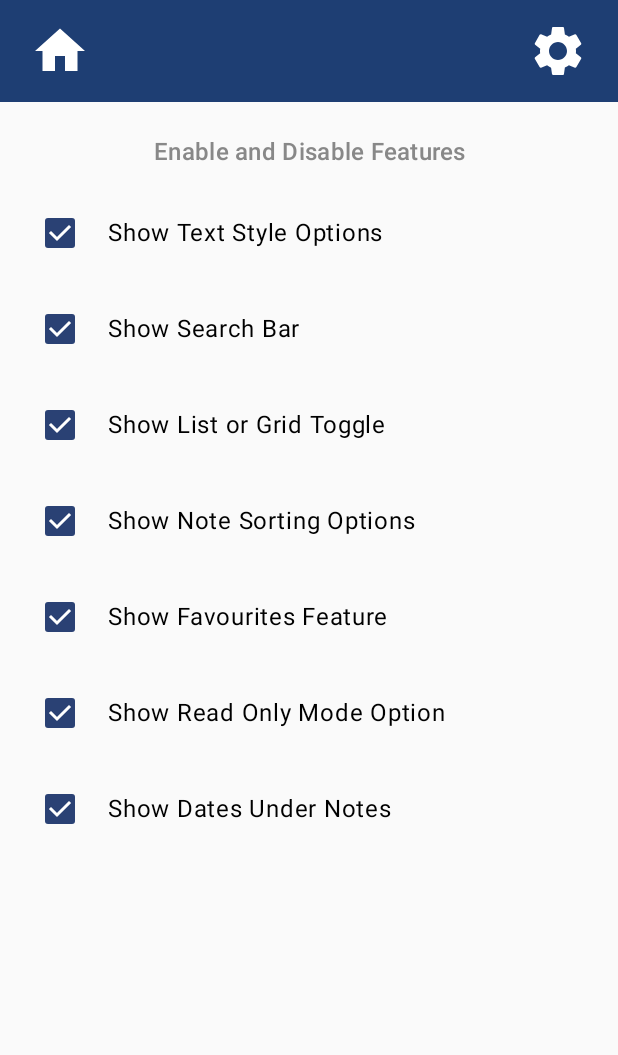
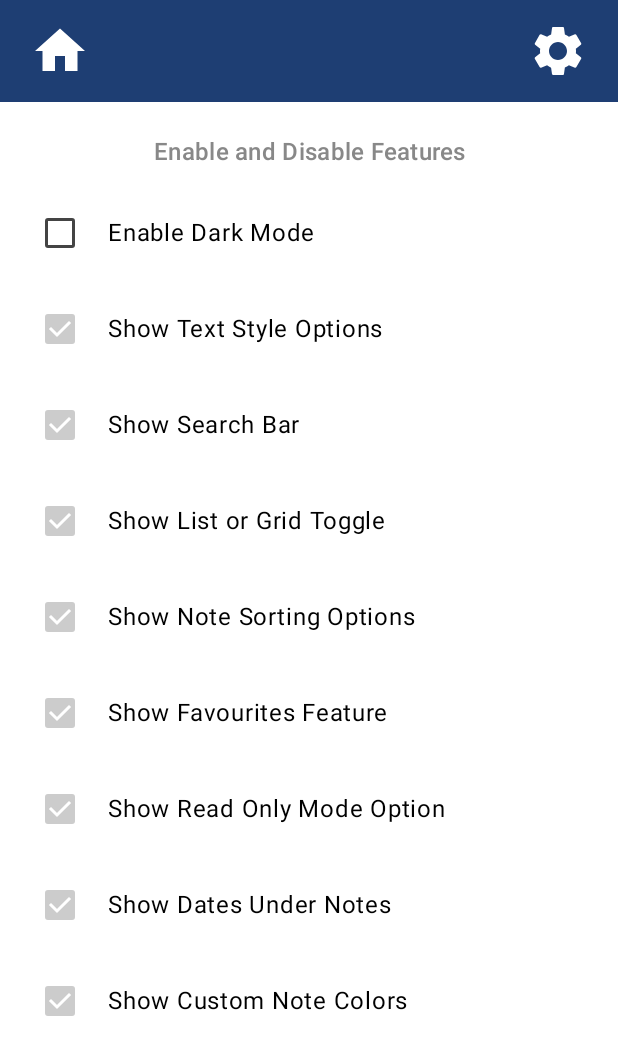
Before and after one commit to Axebow2/NoteTakingApp, an Android app built with Jetpack Compose: the EditNotePage screen opened through its navigation route, after a tap on "Settings", on a phone screen of 412 x 824 dp. Shown: the top 1055 px of the screen. Run offline under Robolectric (Android 15) with nearby library versions, the phone set to English and light mode, and no system bars; libraries missing offline, so code that uses them is left out: com.mohamedrejeb.richeditor; 5 statements that could not run were skipped.

Commit message:
Mainly visual changes added today, implemented the color changing features for user's notes and implemented a dark mode. Dark mode was specifically hard to implement as almost every header, background and function needed to be altered. But it is all implemented now, next session will be entirely about visual changes and quality of life updates

```diff
--- a/app/src/main/java/com/example/notetakingapp/MainActivity.kt
+++ b/app/src/main/java/com/example/notetakingapp/MainActivity.kt
@@ -60,11 +60,13 @@ import androidx.compose.foundation.lazy.grid.items
 import androidx.compose.foundation.shape.RoundedCornerShape
 import androidx.compose.foundation.text.BasicTextField
 import androidx.compose.material.icons.filled.ArrowCircleDown
+import androidx.compose.material.icons.filled.Palette
 import androidx.compose.material.icons.filled.Star
 import androidx.compose.material.icons.filled.StarBorder
 import androidx.compose.material3.TextFieldDefaults
 import androidx.compose.ui.text.TextStyle
 import androidx.compose.ui.text.style.TextAlign
+import com.example.notetakingapp.ui.theme.noteColors
 import java.text.SimpleDateFormat
 import java.time.LocalDate
 import java.time.format.DateTimeFormatter
@@ -80,7 +82,8 @@ data class Note(
     var title: String = "",
     var content: String = "",
     val createdDate: Long = System.currentTimeMillis(),
-    var isFavourite: Boolean = false
+    var isFavourite: Boolean = false,
+    var colorIndex: Int = 0
 )
 
 // Data class for user settings
@@ -88,13 +91,15 @@ data class Note(
 data class Settings(
     val viewMode: String = "LIST",
     val sortBy: String = "ALPHABET",
+    val darkMode: Boolean = false,
     val textStyleVisible: Boolean = true,
     val searchBarVisible: Boolean = true,
     val viewToggleVisible: Boolean = true,
     val sortByVisible: Boolean = true,
     val favouritesVisible: Boolean = true,
     val readOnlyVisible: Boolean = true,
-    val dateVisible: Boolean = true
+    val dateVisible: Boolean = true,
+    val colorVisible: Boolean = true
 )
 
 enum class ViewMode { LIST, GRID }
@@ -231,12 +236,13 @@ fun AppNavigation() {
 
 // Header for all pages
 @Composable
-fun Header(navController: NavController) {
+fun Header(navController: NavController, viewModel: NotesViewModel) {
+    val settings by viewModel.settings.collectAsState()
     Row(
         modifier = Modifier
             .fillMaxWidth()
             .height(68.dp)
-            .background(Color(0xFF1e3e73))
+            .background(if (settings.darkMode){Color(0xFF2F2F2F)} else {Color(0xFF1e3e73) })
             .padding(horizontal = 16.dp),
         verticalAlignment = Alignment.CenterVertically,
         horizontalArrangement = Arrangement.SpaceBetween
@@ -274,10 +280,9 @@ fun HomeSubHeader(
         onToggleSort: () -> Unit,
         searchQuery: String,
         onSearchQueryChange: (String) -> Unit,
-        isSearchVisible: Boolean,
-        isViewToggleVisible: Boolean,
-        isSortByVisible: Boolean
+        viewModel: NotesViewModel
     ) {
+    val settings by viewModel.settings.collectAsState()
     Box(
         modifier = Modifier
             .fillMaxWidth()
@@ -289,12 +294,12 @@ fun HomeSubHeader(
         Row(
             modifier = Modifier
                 .fillMaxSize()
-                .background(Color(0xFF435f8c))
+                .background(if (settings.darkMode){Color(0xFF494A4A)} else {Color(0xFF435f8c) })
                 .padding(horizontal = 16.dp),
             verticalAlignment = Alignment.CenterVertically
         ) {
             // Custom search bar
-            if (isSearchVisible) {
+            if (settings.searchBarVisible) {
             CustomSearchBar(
                 value = searchQuery,
                 onValueChange = onSearchQueryChange,
@@ -305,7 +310,7 @@ fun HomeSubHeader(
             }
 
             // Sort toggle button
-            if (isSortByVisible) {
+            if (settings.sortByVisible) {
             IconButton(onClick = onToggleSort) {
                 Icon(
                     imageVector = Icons.Default.ArrowCircleDown,
@@ -319,7 +324,7 @@ fun HomeSubHeader(
             Spacer(Modifier.width(8.dp))
 
             // Toggle view button
-            if (isViewToggleVisible) {
+            if (settings.viewToggleVisible) {
             IconButton(onClick = onToggleView) {
                 Icon(
                     imageVector = if (viewMode == ViewMode.LIST) Icons.Filled.Menu else Icons.Filled.GridView,
@@ -393,8 +398,10 @@ fun CustomSearchBar(
 fun SettingItem(
     title: String,
     checked: Boolean,
-    onCheckedChange: (Boolean) -> Unit
+    onCheckedChange: (Boolean) -> Unit,
+    viewModel: NotesViewModel
 ) {
+    val settings by viewModel.settings.collectAsState()
     Row(
         modifier = Modifier
             .fillMaxWidth()
@@ -404,10 +411,18 @@ fun SettingItem(
     ) {
         Checkbox(
             checked = checked,
-            onCheckedChange = onCheckedChange
+            onCheckedChange = onCheckedChange,
+            colors = CheckboxDefaults.colors(
+                checkmarkColor = Color.White,
+                uncheckedColor = if (settings.darkMode){Color.LightGray} else {Color.DarkGray },
+                checkedColor = if (settings.darkMode){Color.DarkGray} else {Color.LightGray }
+            )
         )
         Spacer(modifier = Modifier.width(8.dp))
-        Text(text = title, style = MaterialTheme.typography.bodyLarge)
+        Text(
+            text = title,
+            style = MaterialTheme.typography.bodyLarge,
+            color = if (settings.darkMode){Color.White} else {Color.Black })
     }
 }
 
@@ -421,10 +436,11 @@ fun NoteCard(note: Note, settings: Settings, onClick: () -> Unit, onFavouriteCli
     val cardBackgroundColor = if (note.isFavourite && settings.favouritesVisible) {
         Color(0xFFffce04) // Golden colour for favourite
     } else {
-        Color(0xFFDCDCDC) // Default light grey
+        if (settings.colorVisible) {
+        noteColors.getOrElse(note.colorIndex) { noteColors[0] }
+        }
+        else {Color(0xFFDCDCDC)}
     }
-
-
 
     Card(
         colors = CardDefaults.cardColors(containerColor = cardBackgroundColor),
@@ -439,12 +455,12 @@ fun NoteCard(note: Note, settings: Settings, onClick: () -> Unit, onFavouriteCli
             if (settings.favouritesVisible) {
                 IconButton(
                     onClick = { onFavouriteClick(note) },
-                    modifier = Modifier.padding(end = 8.dp) // Minimal padding to the right of the icon
+                    modifier = Modifier.padding(end = 8.dp)
                 ) {
                     Icon(
                         imageVector = Icons.Filled.Star,
                         contentDescription = "Favourite",
-                        tint = if (note.isFavourite) Color(0xFFf3a50c) else Color.Gray,
+                        tint = if (note.isFavourite) Color(0xFFf3a50c) else if (settings.darkMode){Color.DarkGray} else {Color.Gray },
                         modifier = Modifier.width(45.dp).height(45.dp)
                     )
                 }
@@ -469,13 +485,15 @@ fun NoteCard(note: Note, settings: Settings, onClick: () -> Unit, onFavouriteCli
 @Composable
 fun NoteSubHeader(
     onDeleteClick: (() -> Unit)? = null,
-    textStyleVisible: Boolean
+    onColorCycle: (() -> Unit)? = null,
+    viewModel: NotesViewModel
 ) {
+    val settings by viewModel.settings.collectAsState()
     Box(
         modifier = Modifier
             .fillMaxWidth()
             .height(56.dp)
-            .background(Color(0xFF435f8c)),
+            .background(if (settings.darkMode){Color(0xFF494A4A)} else {Color(0xFF435f8c) }),
         contentAlignment = Alignment.CenterStart
     ) {
         Row(
@@ -485,6 +503,18 @@ fun NoteSubHeader(
             verticalAlignment = Alignment.CenterVertically,
             horizontalArrangement = Arrangement.End
         ) {
+            // Cycle Color Button
+            if (settings.colorVisible) {
+                if (onColorCycle != null) {
+                    IconButton(onClick = onColorCycle) {
+                        Icon(
+                            imageVector = Icons.Default.Palette,
+                            contentDescription = "Cycle Color",
+                            tint = Color.White
+                        )
+                    }
+                }
+            }
 
 
             // Delete button (if available)
@@ -525,7 +555,7 @@ fun HomePage(navController: NavController, viewModel: NotesViewModel) {
     Scaffold(
         topBar = {
             Column {
-                Header(navController)
+                Header(navController, viewModel)
                 HomeSubHeader(
                     viewMode = ViewMode.valueOf(settings.viewMode),
                     onToggleView = { viewModel.toggleViewMode() },
@@ -533,16 +563,17 @@ fun HomePage(navController: NavController, viewModel: NotesViewModel) {
                     onToggleSort = { viewModel.toggleSortMode() },
                     searchQuery = searchQuery,
                     onSearchQueryChange = { searchQuery = it },
-                    isSearchVisible = settings.searchBarVisible,
-                    isViewToggleVisible = settings.viewToggleVisible,
-                    isSortByVisible = settings.sortByVisible
+                    viewModel = viewModel
                 )
             }
         },
         content = { paddingValues ->
             Column(modifier = Modifier
                 .padding(paddingValues)
-                .fillMaxSize()) {
+                .fillMaxSize()
+                .background(if (settings.darkMode){Color(0xFF737373)} else {Color(0xFFFFFFFF) }))
+            {
+
 
                 Button(
                     onClick = { navController.navigate("create_note_screen") },
@@ -591,9 +622,9 @@ fun SettingsPage(navController: NavController, viewModel: NotesViewModel) {
     val settings by viewModel.settings.collectAsState()
 
 
-    Column(modifier = Modifier.fillMaxSize()) {
+    Column(modifier = Modifier.fillMaxSize().background(if (settings.darkMode){Color(0xFF737373)} else {Color(0xFFFFFFFF) })) {
         // Header
-        Header(navController)
+        Header(navController, viewModel)
 
         Column(
             modifier = Modifier
@@ -603,7 +634,7 @@ fun SettingsPage(navController: NavController, viewModel: NotesViewModel) {
             Text(
                 text = "Enable and Disable Features",
                 style = MaterialTheme.typography.titleMedium,
-                color = Color.Gray,
+                color = if(settings.darkMode){Color.White}else{Color.Gray},
                 modifier = Modifier
                     .fillMaxWidth()
                     .padding(top = 5.dp,bottom = 10.dp)
@@ -613,11 +644,21 @@ fun SettingsPage(navController: NavController, viewModel: NotesViewModel) {
 
             // Checklist of settings
             SettingItem(
+                title = "Enable Dark Mode",
+                checked = settings.darkMode,
+                onCheckedChange = { newValue ->
+                    viewModel.updateSettings { it.copy(darkMode = newValue) }
+                },
+                viewModel = viewModel
+            )
+
+            SettingItem(
                 title = "Show Text Style Options",
                 checked = settings.textStyleVisible,
                 onCheckedChange = { newValue ->
                     viewModel.updateSettings { it.copy(textStyleVisible = newValue) }
-                }
+                },
+                viewModel = viewModel
             )
 
             SettingItem(
@@ -625,7 +666,8 @@ fun SettingsPage(navController: NavController, viewModel: NotesViewModel) {
                 checked = settings.searchBarVisible,
                 onCheckedChange = { newValue ->
                     viewModel.updateSettings { it.copy(searchBarVisible = newValue) }
-                }
+                },
+                viewModel = viewModel
             )
 
             SettingItem(
@@ -633,7 +675,8 @@ fun SettingsPage(navController: NavController, viewModel: NotesViewModel) {
                 checked = settings.viewToggleVisible,
                 onCheckedChange = { newValue ->
                     viewModel.updateSettings { it.copy(viewToggleVisible = newValue) }
-                }
+                },
+                viewModel = viewModel
             )
 
             SettingItem(
@@ -641,7 +684,8 @@ fun SettingsPage(navController: NavController, viewModel: NotesViewModel) {
                 checked = settings.sortByVisible,
                 onCheckedChange = { newValue ->
                     viewModel.updateSettings { it.copy(sortByVisible = newValue) }
-                }
+                },
+                viewModel = viewModel
             )
 
             SettingItem(
@@ -649,7 +693,8 @@ fun SettingsPage(navController: NavController, viewModel: NotesViewModel) {
                 checked = settings.favouritesVisible,
                 onCheckedChange = { newValue ->
                     viewModel.updateSettings { it.copy(favouritesVisible = newValue) }
-                }
+                },
+                viewModel = viewModel
             )
 
             SettingItem(
@@ -657,7 +702,8 @@ fun SettingsPage(navController: NavController, viewModel: NotesViewModel) {
                 checked = settings.readOnlyVisible,
                 onCheckedChange = { newValue ->
                     viewModel.updateSettings { it.copy(readOnlyVisible = newValue) }
-                }
+                },
+                viewModel = viewModel
             )
 
             SettingItem(
@@ -665,7 +711,17 @@ fun SettingsPage(navController: NavController, viewModel: NotesViewModel) {
                 checked = settings.dateVisible,
                 onCheckedChange = { newValue ->
                     viewModel.updateSettings { it.copy(dateVisible = newValue) }
-                }
+                },
+                viewModel = viewModel
+            )
+
+            SettingItem(
+                title = "Show Custom Note Colors",
+                checked = settings.colorVisible,
+                onCheckedChange = { newValue ->
+                    viewModel.updateSettings { it.copy(colorVisible = newValue) }
+                },
+                viewModel = viewModel
             )
         }
     }
@@ -681,8 +737,34 @@ fun EditNotePage(navController: NavController, noteId: Long?, viewModel: NotesVi
     var hasBeenAdded by remember { mutableStateOf(!isNewNote) }
     val settings by viewModel.settings.collectAsState()
 
+    val currentColorIndex = note.colorIndex
+    var editNoteColors = listOf(
+        Color(0xFFFFFFFF), // Default white
+        Color(0x80FFF9C4), // 50% Opacity Yellow
+        Color(0x80FFCCBC), // 50% Opacity Orange
+        Color(0x80C8E6C9), // 50% Opacity Green
+        Color(0x80BBDEFB), // 50% Opacity Blue
+        Color(0x80E1BEE7), // 50% Opacity Purple
+        Color(0x80F89494), // 50% Opacity Red
+        Color(0x80B3E5FC), // 50% Opacity  Cyan
+        Color(0x80FFCDD2), // 50% Opacity  Pink
+    )
+    if (settings.darkMode){
+        editNoteColors = listOf(
+            Color(0xFF737373), // Default grey
+            Color(0xFFB9B590), // 50% Darker Yellow
+            Color(0xFFB49287), // 50% Darker Orange
+            Color(0xFF92A893), // 50% Darker Green
+            Color(0xFF8CA6BB), // 50% Darker Blue
+            Color(0xFFA58BA9), // 50% Darker Purple
+            Color(0xFFAD6767), // 50% Darker Red
+            Color(0xFF7797A6), // 50% Darker Cyan
+            Color(0xFFA8888C), // 50% Darker Pink
+        )
+    }
 
     val richTextState = rememberRichTextState()
+
 
     var boldEnabled by remember { mutableStateOf(false) }
     var italicEnabled by remember { mutableStateOf(false) }
@@ -705,13 +787,19 @@ fun EditNotePage(navController: NavController, noteId: Long?, viewModel: NotesVi
     Scaffold(
         topBar = {
             Column {
-                Header(navController)
+                Header(navController, viewModel)
                 NoteSubHeader(
                     onDeleteClick = {
                         viewModel.deleteNote(note.id)
                         navController.popBackStack()
                     } ,
-                    textStyleVisible = settings.textStyleVisible
+                    onColorCycle = {
+                        val newIndex = (currentColorIndex + 1) % noteColors.size
+                        val updatedNote = note.copy(colorIndex = newIndex)
+                        viewModel.updateNote(updatedNote)
+                        note = updatedNote
+                    },
+                    viewModel = viewModel
                 )
             }
         }
@@ -720,6 +808,7 @@ fun EditNotePage(navController: NavController, noteId: Long?, viewModel: NotesVi
             modifier = Modifier
                 .padding(padding)
                 .fillMaxSize()
+                .background( if (settings.colorVisible) {editNoteColors[currentColorIndex]} else {Color(0xFFFFFFFF)})
                 .verticalScroll(rememberScrollState())
                 .imePadding()
                 .padding(16.dp)
--- /dev/null
+++ b/app/src/main/java/com/example/notetakingapp/ui/theme/NoteColorPallete.kt
@@ -0,0 +1,15 @@
+package com.example.notetakingapp.ui.theme
+
+import androidx.compose.ui.graphics.Color
+
+val noteColors = listOf(
+    Color(0xFFDCDCDC), // Default grey
+    Color(0xFFFFF9C4), // Light Yellow
+    Color(0xFFFFCCBC), // Light Orange
+    Color(0xFFC8E6C9), // Light Green
+    Color(0xFFBBDEFB), // Light Blue
+    Color(0xFFE1BEE7), // Light Purple
+    Color(0xFFF89494), // Light Red
+    Color(0xFFB3E5FC), // Soft Cyan
+    Color(0xFFFFCDD2), // Soft Pink
+)
```
